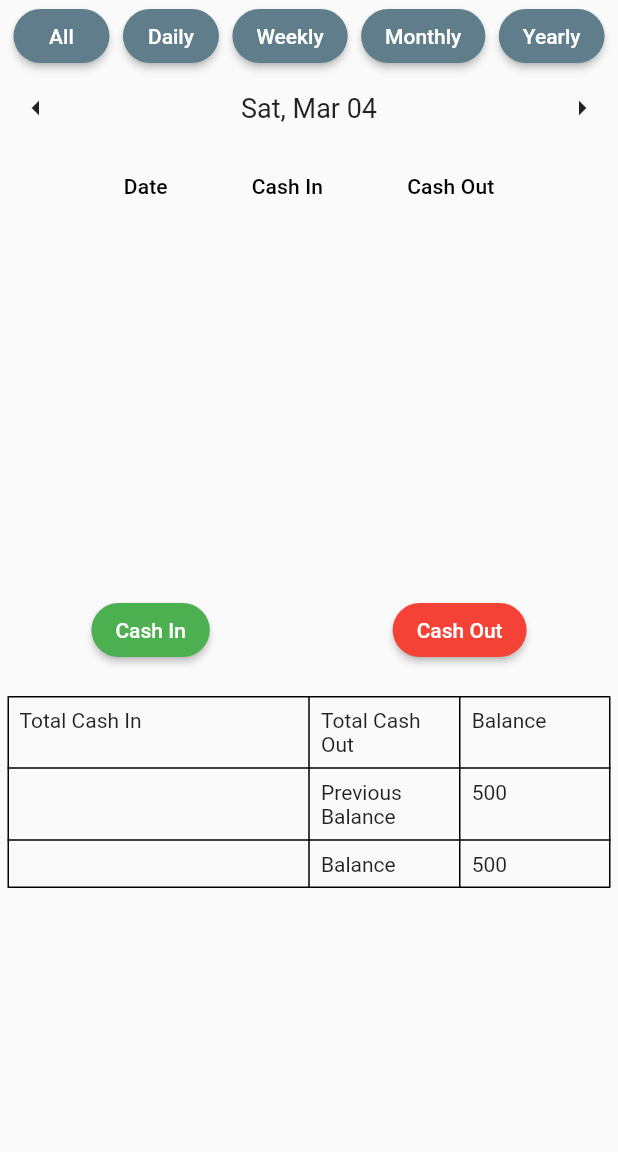
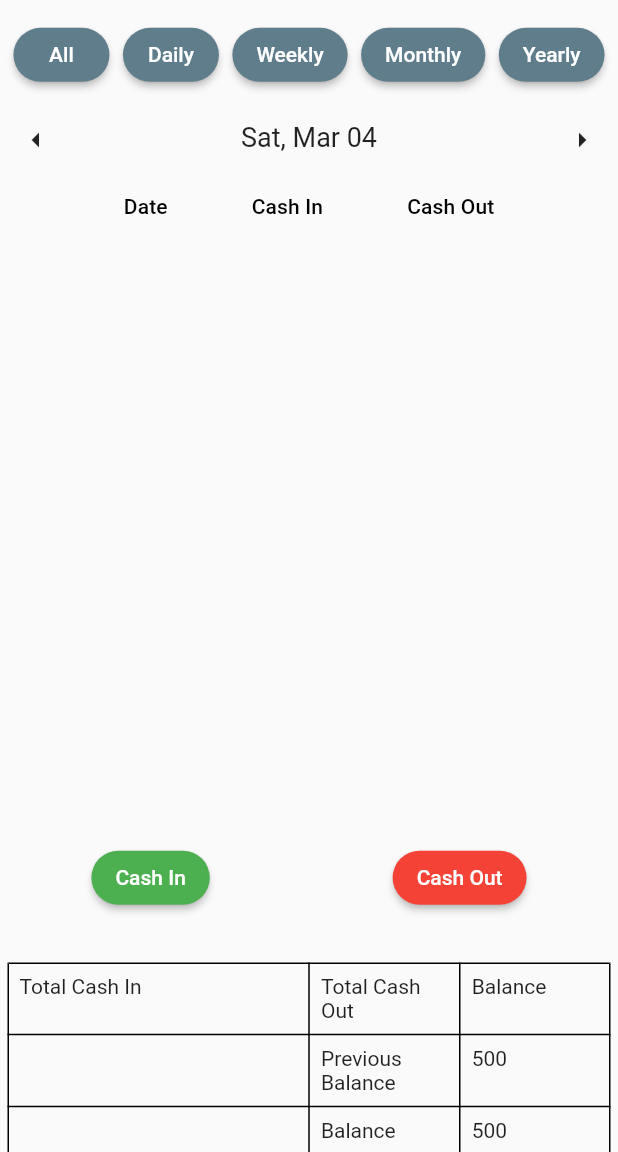
Before and after one commit to Prashant2344/cashbook, a Flutter app: the screen it shows after launch, on a phone screen of 412 x 824 dp, the part 84-1236 px from its top. Run offline on Flutter 3.47's test engine with Material 2 defaults, Android fonts, the phone set to English and light mode, and no system bars; our stand-ins replace hive, hive_flutter; missing offline and left inert: dart:ffi; accounts and stored records are empty.

Commit message:
Added flex to home page widget

```diff
--- a/lib/pages/home.dart
+++ b/lib/pages/home.dart
@@ -49,7 +49,9 @@ class _HomeState extends State<Home> {
       body: Container(
         child: Column(
           children: <Widget>[
-            Row(
+            Expanded(
+              flex: 2,
+              child: Row(
                 mainAxisAlignment: MainAxisAlignment.spaceEvenly,
                 children: List.generate(
                   _buttonTitles.length,
@@ -69,7 +71,11 @@ class _HomeState extends State<Home> {
                   ),
                 ),
               ),
-            Row(
+            ),
+
+            Expanded(
+              flex: 1,
+              child: Row(
                 mainAxisAlignment: MainAxisAlignment.spaceBetween,
                 children: [
                   IconButton(
@@ -86,9 +92,12 @@ class _HomeState extends State<Home> {
                   ),
                 ],
               ),
+            ),
 
             //Data table
-            Container(
+            Expanded(
+              flex: 12,
+              child: Container(
                 height: 300.0,
                 child: ValueListenableBuilder<Box<CashModel>>(
                   valueListenable: Cashes.getData().listenable(),
@@ -148,6 +157,7 @@ class _HomeState extends State<Home> {
                   },
                 ),
               ),
+            ),
 
             // SingleChildScrollView(
             //   child: DataTable(
@@ -177,7 +187,9 @@ class _HomeState extends State<Home> {
             //   ),
             // ),
 
-            Row(
+            Expanded(
+              flex: 2,
+              child: Row(
                 mainAxisAlignment: MainAxisAlignment.spaceAround,
                 children: <Widget>[
                   ElevatedButton(
@@ -206,7 +218,11 @@ class _HomeState extends State<Home> {
                   ),
                 ],
               ),
-            Container(
+            ),
+
+            Expanded(
+              flex: 4,
+              child: Container(
                 padding: EdgeInsets.fromLTRB(5.0, 20.0, 5.0, 10.0),
                 child: Table(
                   border: TableBorder.all(),
@@ -266,6 +282,7 @@ class _HomeState extends State<Home> {
                     ),
                   ],
                 )
+              ),
             )
           ],
         ),
```
Lines whose indentation alone changed are shown as unchanged.
